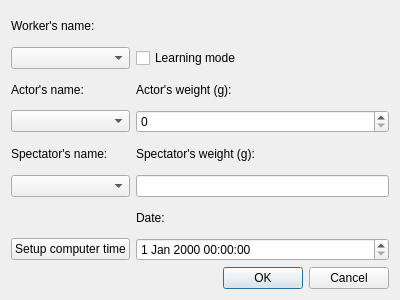
The window that src/rabbitdiag/rabbitdiag.ui (ByxoiPetrovi4/RabbitExperimentGUI) describes before a commit, drawn with Qt 5.
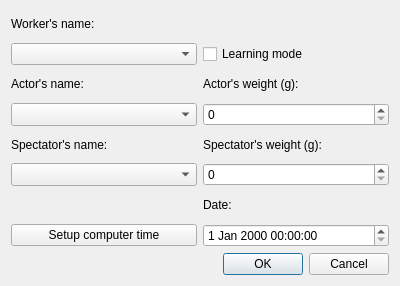
The same window after the commit.

Commit message: Directory dialog, config for rabbitdialog are added. Minor issues solved.

Patch:
```diff
--- a/src/rabbitdiag/rabbitdiag.ui
+++ b/src/rabbitdiag/rabbitdiag.ui
@@ -7,7 +7,7 @@
     <x>0</x>
     <y>0</y>
     <width>400</width>
-    <height>300</height>
+    <height>286</height>
    </rect>
   </property>
   <property name="windowTitle">
@@ -35,9 +35,6 @@
          </property>
         </widget>
        </item>
-       <item row="5" column="0">
-        <widget class="QComboBox" name="comboBox_3"/>
-       </item>
        <item row="1" column="1">
         <widget class="QCheckBox" name="checkBox">
          <property name="text">
@@ -45,14 +42,17 @@
          </property>
         </widget>
        </item>
-       <item row="5" column="1">
-        <widget class="QLineEdit" name="lineEdit_4"/>
-       </item>
        <item row="1" column="0">
         <widget class="QComboBox" name="comboBox">
          <property name="enabled">
           <bool>true</bool>
          </property>
+         <property name="sizePolicy">
+          <sizepolicy hsizetype="Preferred" vsizetype="Preferred">
+           <horstretch>0</horstretch>
+           <verstretch>0</verstretch>
+          </sizepolicy>
+         </property>
         </widget>
        </item>
        <item row="4" column="0">
@@ -77,7 +77,19 @@
         </widget>
        </item>
        <item row="3" column="0">
-        <widget class="QComboBox" name="comboBox_2"/>
+        <widget class="QComboBox" name="actorName">
+         <property name="sizePolicy">
+          <sizepolicy hsizetype="Preferred" vsizetype="Preferred">
+           <horstretch>0</horstretch>
+           <verstretch>0</verstretch>
+          </sizepolicy>
+         </property>
+         <property name="font">
+          <font>
+           <pointsize>9</pointsize>
+          </font>
+         </property>
+        </widget>
        </item>
        <item row="8" column="0">
         <widget class="QPushButton" name="pcTimeButton">
@@ -96,6 +108,22 @@
          </property>
         </widget>
        </item>
+       <item row="5" column="1">
+        <widget class="QSpinBox" name="spectatorWeight"/>
+       </item>
+       <item row="5" column="0">
+        <widget class="QComboBox" name="spectatorName">
+         <property name="sizePolicy">
+          <sizepolicy hsizetype="Preferred" vsizetype="Preferred">
+           <horstretch>0</horstretch>
+           <verstretch>0</verstretch>
+          </sizepolicy>
+         </property>
+         <property name="sizeAdjustPolicy">
+          <enum>QComboBox::AdjustToContents</enum>
+         </property>
+        </widget>
+       </item>
       </layout>
      </item>
      <item>
```
Left out of the diff: 26 changed lines with no effect on the pictures. The commit also changes 7 other files.
